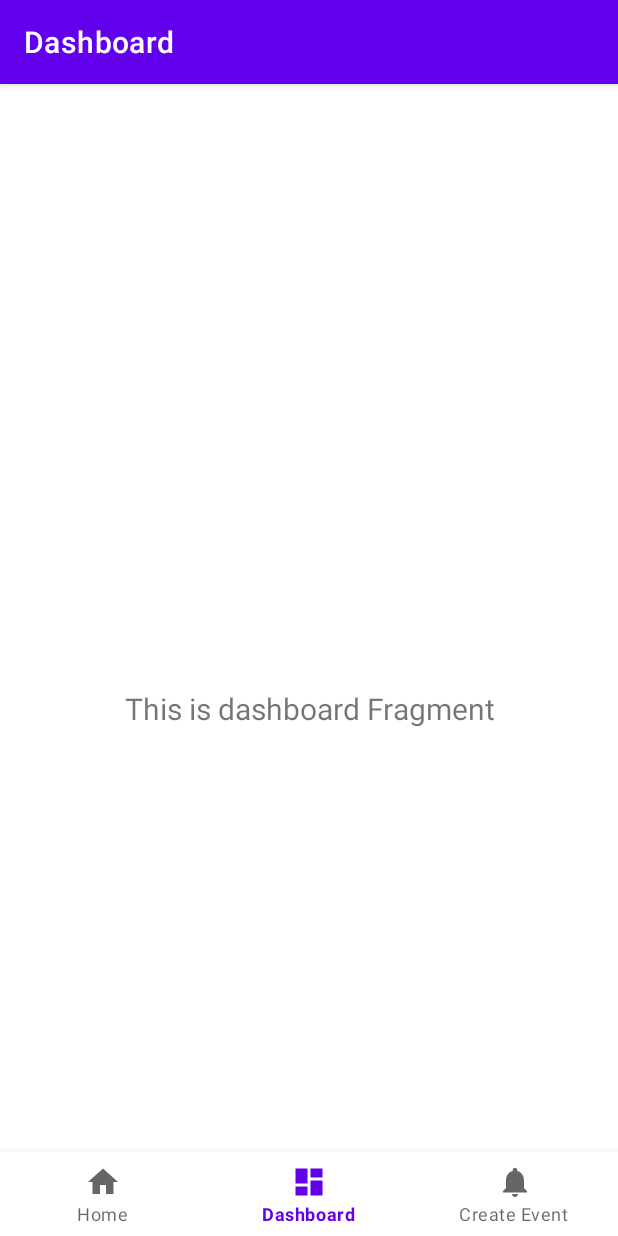
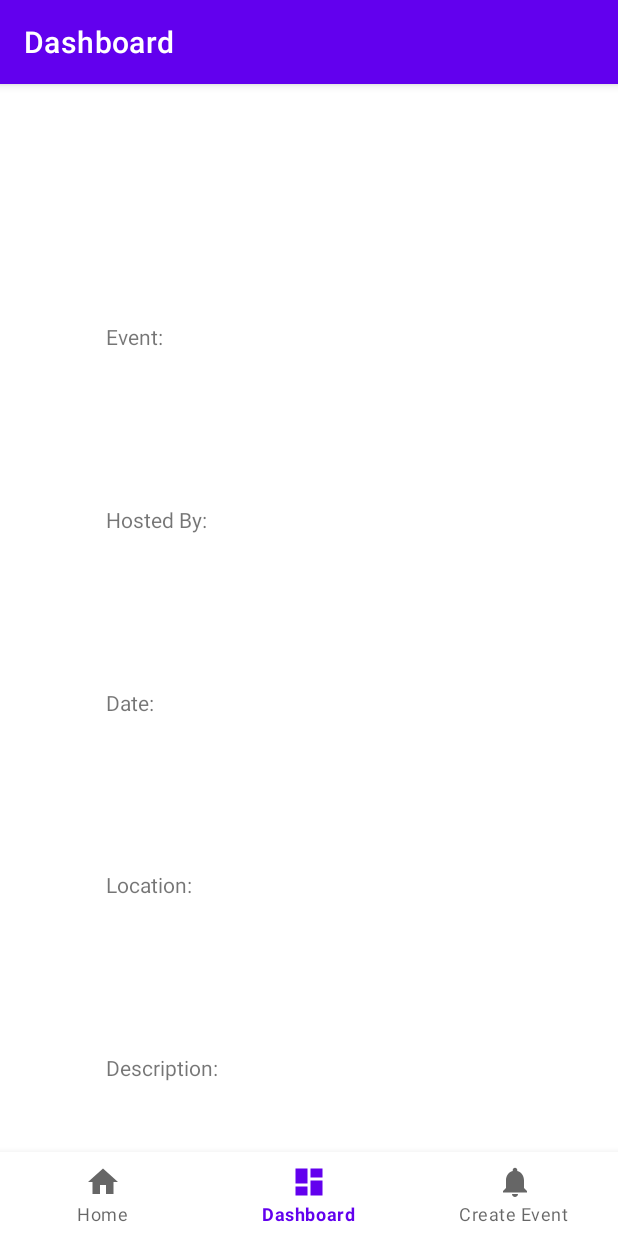
Before and after one commit to LucienLuc/kiwi, an Android app: the EventDescriptionFragment screen opened through its navigation route, on a phone screen of 412 x 824 dp. Run offline under Robolectric (Android 15) with nearby library versions, the phone set to English and light mode, and no system bars; our stand-ins replace navigation-ui.

```diff
--- a/app/src/main/java/edu/ucsb/cs/cs184/group2/kiwi/ui/dashboard/DashboardFragment.kt
+++ b/app/src/main/java/edu/ucsb/cs/cs184/group2/kiwi/ui/dashboard/EventDescriptionFragment.kt
@@ -7,11 +7,11 @@ import android.view.ViewGroup
 import android.widget.TextView
 import androidx.fragment.app.Fragment
 import androidx.lifecycle.ViewModelProvider
-import edu.ucsb.cs.cs184.group2.kiwi.databinding.FragmentDashboardBinding
+import edu.ucsb.cs.cs184.group2.kiwi.databinding.FragmentEventDescriptionBinding
 
-class DashboardFragment : Fragment() {
+class EventDescriptionFragment : Fragment() {
 
-    private var _binding: FragmentDashboardBinding? = null
+    private var _binding: FragmentEventDescriptionBinding? = null
 
     // This property is only valid between onCreateView and
     // onDestroyView.
@@ -23,15 +23,15 @@ class DashboardFragment : Fragment() {
         savedInstanceState: Bundle?
     ): View {
         val dashboardViewModel =
-            ViewModelProvider(this).get(DashboardViewModel::class.java)
+            ViewModelProvider(this).get(EventDescriptionViewModel::class.java)
 
-        _binding = FragmentDashboardBinding.inflate(inflater, container, false)
+        _binding = FragmentEventDescriptionBinding.inflate(inflater, container, false)
         val root: View = binding.root
 
-        val textView: TextView = binding.textDashboard
-        dashboardViewModel.text.observe(viewLifecycleOwner) {
-            textView.text = it
-        }
+//        val eventText: TextView = binding.textDashboard
+//        dashboardViewModel.text.observe(viewLifecycleOwner) {
+//            eventText.text = it
+//        }
         return root
     }
 
--- a/app/src/main/java/edu/ucsb/cs/cs184/group2/kiwi/ui/dashboard/DashboardViewModel.kt
+++ b/app/src/main/java/edu/ucsb/cs/cs184/group2/kiwi/ui/dashboard/EventDescriptionViewModel.kt
@@ -4,7 +4,7 @@ import androidx.lifecycle.LiveData
 import androidx.lifecycle.MutableLiveData
 import androidx.lifecycle.ViewModel
 
-class DashboardViewModel : ViewModel() {
+class EventDescriptionViewModel : ViewModel() {
 
     private val _text = MutableLiveData<String>().apply {
         value = "This is dashboard Fragment"
--- a/app/src/main/res/layout/fragment_dashboard.xml
+++ /dev/null
@@ -1,22 +0,0 @@
-<?xml version="1.0" encoding="utf-8"?>
-<androidx.constraintlayout.widget.ConstraintLayout xmlns:android="http://schemas.android.com/apk/res/android"
-    xmlns:app="http://schemas.android.com/apk/res-auto"
-    xmlns:tools="http://schemas.android.com/tools"
-    android:layout_width="match_parent"
-    android:layout_height="match_parent"
-    tools:context=".ui.dashboard.DashboardFragment">
-
-    <TextView
-        android:id="@+id/text_dashboard"
-        android:layout_width="match_parent"
-        android:layout_height="wrap_content"
-        android:layout_marginStart="8dp"
-        android:layout_marginTop="8dp"
-        android:layout_marginEnd="8dp"
-        android:textAlignment="center"
-        android:textSize="20sp"
-        app:layout_constraintBottom_toBottomOf="parent"
-        app:layout_constraintEnd_toEndOf="parent"
-        app:layout_constraintStart_toStartOf="parent"
-        app:layout_constraintTop_toTopOf="parent" />
-</androidx.constraintlayout.widget.ConstraintLayout>
--- /dev/null
+++ b/app/src/main/res/layout/fragment_event_description.xml
@@ -0,0 +1,55 @@
+<?xml version="1.0" encoding="utf-8"?>
+<androidx.constraintlayout.widget.ConstraintLayout xmlns:android="http://schemas.android.com/apk/res/android"
+    xmlns:app="http://schemas.android.com/apk/res-auto"
+    xmlns:tools="http://schemas.android.com/tools"
+    android:layout_width="match_parent"
+    android:layout_height="match_parent"
+    tools:context=".ui.dashboard.EventDescriptionFragment">
+
+    <TextView
+        android:id="@+id/eventText"
+        android:layout_width="wrap_content"
+        android:layout_height="wrap_content"
+        android:text="Event: "
+        app:layout_constraintBottom_toTopOf="@+id/hostText"
+        app:layout_constraintEnd_toEndOf="parent"
+        app:layout_constraintHorizontal_bias="0.19"
+        app:layout_constraintStart_toStartOf="parent"
+        app:layout_constraintTop_toTopOf="parent" />
+
+    <TextView
+        android:id="@+id/hostText"
+        android:layout_width="wrap_content"
+        android:layout_height="wrap_content"
+        android:text="Hosted By: "
+        app:layout_constraintBottom_toTopOf="@+id/dateText"
+        app:layout_constraintStart_toStartOf="@+id/eventText"
+        app:layout_constraintTop_toBottomOf="@+id/eventText" />
+
+    <TextView
+        android:id="@+id/dateText"
+        android:layout_width="wrap_content"
+        android:layout_height="wrap_content"
+        android:text="Date: "
+        app:layout_constraintBottom_toTopOf="@+id/locationText"
+        app:layout_constraintStart_toStartOf="@+id/hostText"
+        app:layout_constraintTop_toBottomOf="@+id/hostText" />
+
+    <TextView
+        android:id="@+id/descriptionText"
+        android:layout_width="wrap_content"
+        android:layout_height="wrap_content"
+        android:text="Description: "
+        app:layout_constraintBottom_toBottomOf="parent"
+        app:layout_constraintStart_toStartOf="@+id/locationText"
+        app:layout_constraintTop_toBottomOf="@+id/locationText" />
+
+    <TextView
+        android:id="@+id/locationText"
+        android:layout_width="wrap_content"
+        android:layout_height="wrap_content"
+        android:text="Location: "
+        app:layout_constraintBottom_toTopOf="@+id/descriptionText"
+        app:layout_constraintStart_toStartOf="@+id/dateText"
+        app:layout_constraintTop_toBottomOf="@+id/dateText" />
+</androidx.constraintlayout.widget.ConstraintLayout>
--- a/app/src/main/res/navigation/mobile_navigation.xml
+++ b/app/src/main/res/navigation/mobile_navigation.xml
@@ -13,9 +13,9 @@
 
     <fragment
         android:id="@+id/navigation_dashboard"
-        android:name="edu.ucsb.cs.cs184.group2.kiwi.ui.dashboard.DashboardFragment"
+        android:name="edu.ucsb.cs.cs184.group2.kiwi.ui.dashboard.EventDescriptionFragment"
         android:label="@string/title_dashboard"
-        tools:layout="@layout/fragment_dashboard" />
+        tools:layout="@layout/fragment_event_description" />
 
     <fragment
         android:id="@+id/navigation_event_creation"
```
